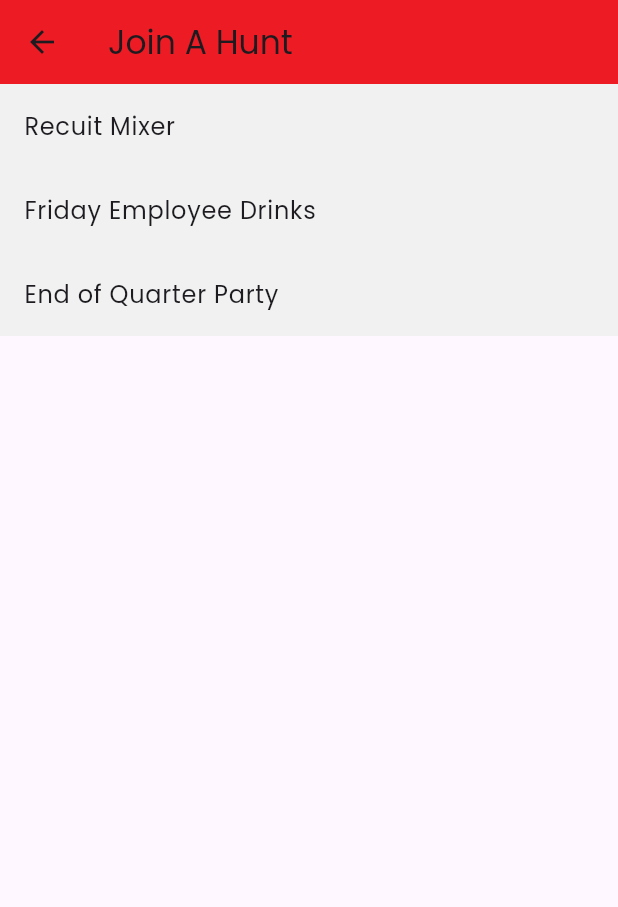
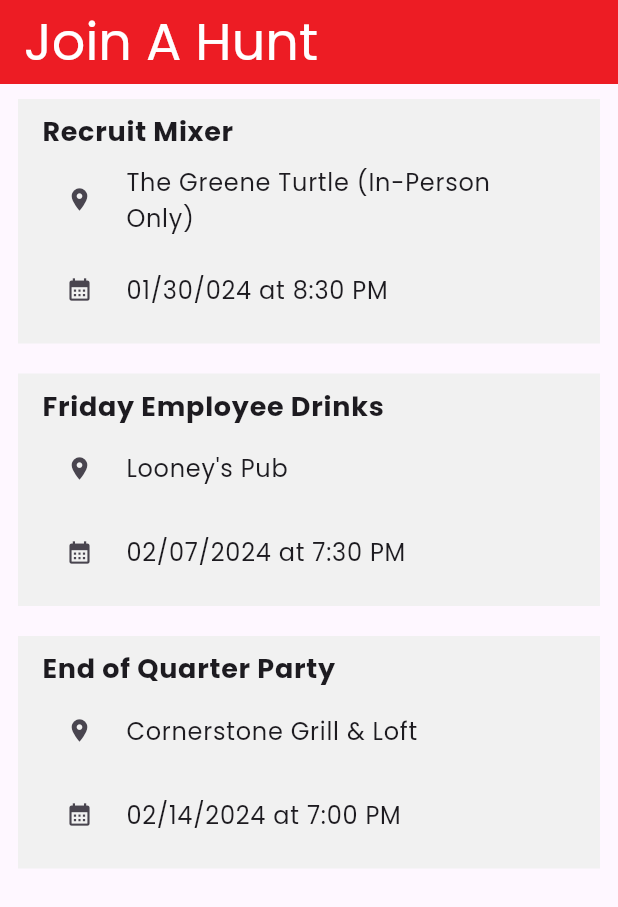
Before and after one commit to pabin1/afterhours-copy, a Flutter app: the JoinHuntView screen opened directly, on a phone screen of 412 x 824 dp. Shown: the top 907 px of the screen. Run offline on Flutter 3.47's test engine with Material 3 defaults, Android fonts, the light colour scheme and no system bars; our stand-ins replace google_fonts.

Commit message:
Finished JoinHuntView

```diff
--- /dev/null
+++ b/client/lib/app_utils/hunt_tile.dart
@@ -0,0 +1,42 @@
+import 'package:flutter/material.dart';
+import 'package:praxis_afterhours/constants/colors.dart';
+
+class HuntTile extends StatelessWidget {
+  final String title;
+  final String date;
+  final String location;
+
+  const HuntTile({
+    super.key,
+    required this.title,
+    required this.location,
+    required this.date,
+  });
+
+  @override
+  Widget build(BuildContext context) {
+    return ListTile(
+      title: Text(
+        title,
+        style: const TextStyle(
+          fontWeight: FontWeight.bold,
+          fontSize: 18,
+        )
+      ),
+      subtitle: Column(
+        children: [
+          ListTile(
+              leading: const Icon(Icons.location_on_sharp),
+              title: Text(location),
+          ),
+          ListTile(
+              leading: const Icon(Icons.calendar_month),
+              title: Text(date),
+          ),
+        ],
+      ),
+      tileColor: praxisGrey,
+      onTap: () async {},
+    );
+  }
+}
--- a/client/lib/views/create_account_view.dart
+++ b/client/lib/views/create_account_view.dart
@@ -103,7 +103,6 @@ class CreateAccountView extends StatelessWidget {
                 child: TextButton(
                   onPressed: () async {
                     if (_formKey.currentState!.validate()) {
-                      print("All fields valid.");
                       //insert create account logic here
                     }
                   },
--- a/client/lib/views/join_hunt_view.dart
+++ b/client/lib/views/join_hunt_view.dart
@@ -1,60 +1,73 @@
 import 'package:flutter/material.dart';
+import 'package:praxis_afterhours/app_utils/hunt_tile.dart';
 import 'package:praxis_afterhours/constants/colors.dart';
 
 class JoinHuntView extends StatelessWidget {
-  JoinHuntView({super.key});
+  const JoinHuntView({super.key});
 
   @override
   Widget build(BuildContext context) {
     return Scaffold(
       appBar: AppBar(
-        title:  const Text("Join A Hunt"),
+        title:  const Text(
+          "Join A Hunt",
+          style: TextStyle(
+            color: praxisWhite,
+            fontSize: 35,
+          ),
+        ),
         backgroundColor: praxisRed,
       ),
       body: Column(
         children: <Widget>[
-          Hero(
-            tag: 'ListTile-Hero',
-            child: Material(
-             child: ListTile(
-              title: const Text("Recuit Mixer"),
-              tileColor: praxisGrey,
-              onTap: () {}
-             )
-            )
+          Padding(
+            padding: const EdgeInsets.only(
+              top: 2,
+              bottom: 2,
+              left: 0,
+              right: 0
+            ),
+            child: TextButton(
+              onPressed: () {},
+              child: const HuntTile(
+                title: "Recruit Mixer",
+                location: "The Greene Turtle (In-Person Only)",
+                date: "01/30/024 at 8:30 PM",
+              ),
+            ),
           ),
-          Hero(
-            tag: "ListTile-Hero",
-            child: Material(
-              child: ListTile(
-                title: const Text("Friday Employee Drinks"),
-                tileColor: praxisGrey,
-                onTap: () {}
-              )
-            )
+          Padding(
+            padding: const EdgeInsets.only(
+              top: 2,
+              bottom: 2,
+              left: 0,
+              right: 0
+            ), child: TextButton(
+                onPressed: () async {},
+                child: const HuntTile(
+                  title: "Friday Employee Drinks",
+                  location: "Looney's Pub",
+                  date: "02/07/2024 at 7:30 PM",
+                ),
+              ),
           ),
-          Hero(
-            tag: "ListTile-Hero",
-            child: Material(
-              child: ListTile(
-                title: const Text("End of Quarter Party"),
-                tileColor: praxisGrey,
-                onTap: () {}
-              )
-            )
+          Padding(
+            padding: const EdgeInsets.only(
+              top: 2,
+              bottom: 2,
+              left: 0,
+              right: 0
+            ),
+            child: TextButton(
+                onPressed: () async {},
+                child: const HuntTile(
+                  title: "End of Quarter Party",
+                  location: "Cornerstone Grill & Loft",
+                  date: "02/14/2024 at 7:00 PM",
+                ),
+              ),
           ),
-        ]
-        // [
-        //   // const TextField(),
-        //   // const TextField(),
-        //   TextButton(
-        //     onPressed: () { },
-        //     child: const Text("Recruit Mixer"),
-        //   ), TextButton(
-        //     onPressed: () {},
-        //     child: const Text("Friday Employee Drinks"),
-        //   )
-        // ],
+        ],
       ),
     );
   }
--- a/client/lib/views/sign_in_view.dart
+++ b/client/lib/views/sign_in_view.dart
@@ -71,6 +71,7 @@ class SignInView extends StatelessWidget {
                 fieldType: BasicTextFieldType.custom,
                 editingController: passwordController,
                 validatorError: "Please enter your password",
+                obscureText: true,
               ),
               //Forgot Password
               Container(
@@ -98,11 +99,11 @@ class SignInView extends StatelessWidget {
                 child: TextButton(
                   onPressed: () async {
                     if (_formKey.currentState!.validate()) {
-                      print("All fields valid.");
-                      Navigator.push(
+                      // print("All fields valid.");
+                      Navigator.pushReplacement(
                       context,
                       MaterialPageRoute(
-                        builder: (context) => JoinHuntView(),
+                        builder: (context) => const JoinHuntView(),
                       ),
                     );
                       //insert sign-in logic here
```
Also changed, not shown: 1 other file.
